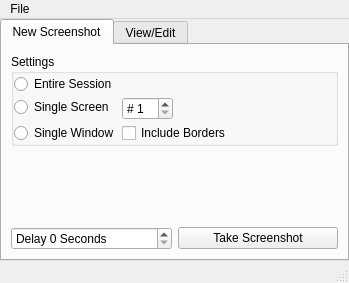
Above: src-qt5/desktop-utils/lumina-screenshot/MainUI.ui from lumina-desktop/lumina before the change. Below: the same form after it.
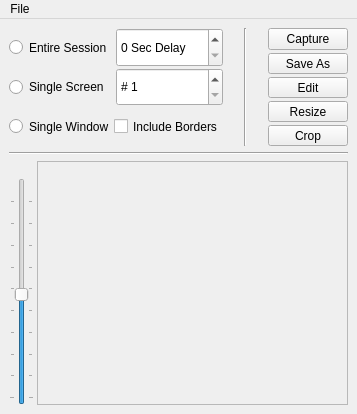
That is the form after the change. The open tabs and pages were chosen to show the change.

Commit message: condense lumina screenshot and remove tabs

Patch:
```diff
--- a/src-qt5/desktop-utils/lumina-screenshot/MainUI.ui
+++ b/src-qt5/desktop-utils/lumina-screenshot/MainUI.ui
@@ -6,91 +6,104 @@
    <rect>
     <x>0</x>
     <y>0</y>
-    <width>349</width>
-    <height>283</height>
+    <width>357</width>
+    <height>414</height>
    </rect>
   </property>
+  <property name="sizePolicy">
+   <sizepolicy hsizetype="Preferred" vsizetype="Preferred">
+    <horstretch>0</horstretch>
+    <verstretch>0</verstretch>
+   </sizepolicy>
+  </property>
   <property name="windowTitle">
    <string>Lumina Screenshot</string>
   </property>
   <widget class="QWidget" name="centralwidget">
-   <layout class="QVBoxLayout" name="verticalLayout">
-    <property name="leftMargin">
-     <number>0</number>
-    </property>
-    <property name="topMargin">
-     <number>0</number>
-    </property>
-    <property name="rightMargin">
-     <number>0</number>
-    </property>
-    <property name="bottomMargin">
-     <number>0</number>
-    </property>
-    <item>
-     <widget class="QTabWidget" name="tabWidget">
-      <property name="currentIndex">
-       <number>1</number>
-      </property>
-      <widget class="QWidget" name="tab_settings">
-       <attribute name="title">
-        <string>New Screenshot</string>
-       </attribute>
        <layout class="QVBoxLayout" name="verticalLayout_3">
         <item>
-         <widget class="QGroupBox" name="group_settings">
-          <property name="title">
-           <string>Settings</string>
-          </property>
-          <layout class="QFormLayout" name="formLayout_2">
-           <property name="horizontalSpacing">
+     <layout class="QHBoxLayout" name="horizontalLayout_5">
+      <property name="spacing">
             <number>3</number>
            </property>
-           <property name="verticalSpacing">
-            <number>3</number>
-           </property>
-           <property name="leftMargin">
-            <number>0</number>
-           </property>
-           <property name="topMargin">
-            <number>0</number>
-           </property>
-           <property name="rightMargin">
+      <property name="sizeConstraint">
+       <enum>QLayout::SetMinimumSize</enum>
+      </property>
+      <item>
+       <layout class="QVBoxLayout" name="verticalLayout_2">
+        <property name="spacing">
+         <number>1</number>
+        </property>
+        <property name="sizeConstraint">
+         <enum>QLayout::SetMinimumSize</enum>
+        </property>
+        <item>
+         <layout class="QHBoxLayout" name="horizontalLayout">
+          <property name="spacing">
             <number>0</number>
            </property>
-           <property name="bottomMargin">
-            <number>0</number>
-           </property>
-           <item row="0" column="0">
+          <property name="sizeConstraint">
+           <enum>QLayout::SetMinimumSize</enum>
+          </property>
+          <item>
             <widget class="QRadioButton" name="radio_all">
+            <property name="sizePolicy">
+             <sizepolicy hsizetype="Minimum" vsizetype="Minimum">
+              <horstretch>0</horstretch>
+              <verstretch>0</verstretch>
+             </sizepolicy>
+            </property>
              <property name="text">
               <string>Entire Session</string>
              </property>
             </widget>
            </item>
-           <item row="1" column="0">
+          <item>
+           <widget class="QSpinBox" name="spin_delay">
+            <property name="sizePolicy">
+             <sizepolicy hsizetype="Minimum" vsizetype="Minimum">
+              <horstretch>0</horstretch>
+              <verstretch>0</verstretch>
+             </sizepolicy>
+            </property>
+            <property name="suffix">
+             <string> Sec Delay</string>
+            </property>
+            <property name="prefix">
+             <string/>
+            </property>
+            <property name="maximum">
+             <number>20</number>
+            </property>
+           </widget>
+          </item>
+         </layout>
+        </item>
+        <item>
+         <layout class="QHBoxLayout" name="horizontalLayout_2">
+          <property name="spacing">
+           <number>0</number>
+          </property>
+          <property name="sizeConstraint">
+           <enum>QLayout::SetMinimumSize</enum>
+          </property>
+          <item>
             <widget class="QRadioButton" name="radio_monitor">
+            <property name="sizePolicy">
+             <sizepolicy hsizetype="Minimum" vsizetype="Minimum">
+              <horstretch>0</horstretch>
+              <verstretch>0</verstretch>
+             </sizepolicy>
+            </property>
              <property name="text">
               <string>Single Screen</string>
              </property>
             </widget>
            </item>
-           <item row="2" column="0">
-            <widget class="QRadioButton" name="radio_window">
-             <property name="text">
-              <string>Single Window</string>
-             </property>
-            </widget>
-           </item>
-           <item row="1" column="1">
-            <layout class="QHBoxLayout" name="horizontalLayout">
-             <property name="spacing">
-              <number>0</number>
-             </property>
              <item>
               <widget class="QSpinBox" name="spin_monitor">
                <property name="sizePolicy">
-                <sizepolicy hsizetype="Minimum" vsizetype="Preferred">
+             <sizepolicy hsizetype="Minimum" vsizetype="Minimum">
                  <horstretch>0</horstretch>
                  <verstretch>0</verstretch>
                 </sizepolicy>
@@ -103,92 +116,154 @@
                </property>
               </widget>
              </item>
-             <item>
-              <spacer name="horizontalSpacer">
-               <property name="orientation">
-                <enum>Qt::Horizontal</enum>
-               </property>
-               <property name="sizeHint" stdset="0">
-                <size>
-                 <width>40</width>
-                 <height>20</height>
-                </size>
-               </property>
-              </spacer>
-             </item>
-            </layout>
-           </item>
-           <item row="2" column="1">
+         </layout>
+        </item>
+        <item>
+         <layout class="QHBoxLayout" name="horizontalLayout_3">
+          <property name="spacing">
+           <number>0</number>
+          </property>
+          <property name="sizeConstraint">
+           <enum>QLayout::SetMinimumSize</enum>
+          </property>
+          <item>
+           <widget class="QRadioButton" name="radio_window">
+            <property name="sizePolicy">
+             <sizepolicy hsizetype="Minimum" vsizetype="Minimum">
+              <horstretch>0</horstretch>
+              <verstretch>0</verstretch>
+             </sizepolicy>
+            </property>
+            <property name="text">
+             <string>Single Window</string>
+            </property>
+           </widget>
+          </item>
+          <item>
             <widget class="QCheckBox" name="check_frame">
+            <property name="sizePolicy">
+             <sizepolicy hsizetype="Minimum" vsizetype="Minimum">
+              <horstretch>0</horstretch>
+              <verstretch>0</verstretch>
+             </sizepolicy>
+            </property>
              <property name="text">
               <string>Include Borders</string>
              </property>
             </widget>
            </item>
           </layout>
-         </widget>
+        </item>
+       </layout>
         </item>
         <item>
-         <spacer name="verticalSpacer">
+       <widget class="Line" name="line">
+        <property name="sizePolicy">
+         <sizepolicy hsizetype="Minimum" vsizetype="Minimum">
+          <horstretch>0</horstretch>
+          <verstretch>0</verstretch>
+         </sizepolicy>
+        </property>
           <property name="orientation">
            <enum>Qt::Vertical</enum>
           </property>
-          <property name="sizeHint" stdset="0">
-           <size>
-            <width>20</width>
-            <height>40</height>
-           </size>
-          </property>
-         </spacer>
-        </item>
-        <item>
-         <layout class="QHBoxLayout" name="horizontalLayout_3">
-          <item>
-           <widget class="QSpinBox" name="spin_delay">
-            <property name="suffix">
-             <string> Seconds</string>
-            </property>
-            <property name="prefix">
-             <string>Delay </string>
-            </property>
-            <property name="maximum">
-             <number>20</number>
-            </property>
-           </widget>
-          </item>
+       </widget>
+      </item>
+      <item>
+       <layout class="QVBoxLayout" name="verticalLayout">
+        <property name="spacing">
+         <number>3</number>
+        </property>
+        <property name="sizeConstraint">
+         <enum>QLayout::SetMinimumSize</enum>
+        </property>
           <item>
            <widget class="QPushButton" name="push_snap">
             <property name="text">
-             <string>Take Screenshot</string>
+           <string>Capture</string>
             </property>
            </widget>
           </item>
-         </layout>
+        <item>
+         <widget class="QToolButton" name="tool_save">
+          <property name="sizePolicy">
+           <sizepolicy hsizetype="Minimum" vsizetype="Fixed">
+            <horstretch>0</horstretch>
+            <verstretch>0</verstretch>
+           </sizepolicy>
+          </property>
+          <property name="text">
+           <string>Save As</string>
+          </property>
+          <property name="toolButtonStyle">
+           <enum>Qt::ToolButtonTextBesideIcon</enum>
+          </property>
+         </widget>
         </item>
-       </layout>
-      </widget>
-      <widget class="QWidget" name="tab_view">
-       <attribute name="title">
-        <string>View/Edit</string>
-       </attribute>
-       <layout class="QVBoxLayout" name="verticalLayout_2">
-        <property name="spacing">
-         <number>3</number>
-        </property>
-        <property name="leftMargin">
-         <number>1</number>
-        </property>
-        <property name="topMargin">
-         <number>1</number>
-        </property>
-        <property name="rightMargin">
-         <number>1</number>
-        </property>
-        <property name="bottomMargin">
-         <number>1</number>
-        </property>
+        <item>
+         <widget class="QToolButton" name="tool_quicksave">
+          <property name="sizePolicy">
+           <sizepolicy hsizetype="Minimum" vsizetype="Fixed">
+            <horstretch>0</horstretch>
+            <verstretch>0</verstretch>
+           </sizepolicy>
+          </property>
+          <property name="text">
+           <string>Edit</string>
+          </property>
+          <property name="toolButtonStyle">
+           <enum>Qt::ToolButtonTextBesideIcon</enum>
+          </property>
+         </widget>
+        </item>
+        <item>
+         <widget class="QToolButton" name="tool_resize">
+          <property name="sizePolicy">
+           <sizepolicy hsizetype="Minimum" vsizetype="Fixed">
+            <horstretch>0</horstretch>
+            <verstretch>0</verstretch>
+           </sizepolicy>
+          </property>
+          <property name="text">
+           <string>Resize</string>
+          </property>
+          <property name="toolButtonStyle">
+           <enum>Qt::ToolButtonTextBesideIcon</enum>
+          </property>
+         </widget>
+        </item>
+        <item>
+         <widget class="QToolButton" name="tool_crop">
+          <property name="sizePolicy">
+           <sizepolicy hsizetype="Minimum" vsizetype="Fixed">
+            <horstretch>0</horstretch>
+            <verstretch>0</verstretch>
+           </sizepolicy>
+          </property>
+          <property name="text">
+           <string>Crop</string>
+          </property>
+          <property name="toolButtonStyle">
+           <enum>Qt::ToolButtonTextBesideIcon</enum>
+          </property>
+         </widget>
+        </item>
+       </layout>
+      </item>
+     </layout>
+    </item>
+    <item>
+     <widget class="Line" name="line_2">
+      <property name="orientation">
+       <enum>Qt::Horizontal</enum>
+      </property>
+     </widget>
+    </item>
         <item>
          <layout class="QHBoxLayout" name="horizontalLayout_4">
+      <property name="spacing">
+       <number>3</number>
+      </property>
           <item>
            <layout class="QVBoxLayout" name="verticalLayout_4">
             <item>
@@ -244,85 +319,41 @@
               <rect>
                <x>0</x>
                <y>0</y>
-               <width>306</width>
-               <height>173</height>
-              </rect>
-             </property>
+           <width>305</width>
+           <height>218</height>
+          </rect>
+         </property>
+         <zorder>tabWidget</zorder>
             </widget>
            </widget>
           </item>
          </layout>
         </item>
-        <item>
-         <layout class="QHBoxLayout" name="horizontalLayout_2">
-          <item>
-           <widget class="QToolButton" name="tool_save">
-            <property name="text">
-             <string>Save As</string>
-            </property>
-            <property name="toolButtonStyle">
-             <enum>Qt::ToolButtonTextUnderIcon</enum>
-            </property>
-           </widget>
-          </item>
-          <item>
-           <widget class="QToolButton" name="tool_quicksave">
-            <property name="text">
-             <string>Launch Editor</string>
-            </property>
-            <property name="toolButtonStyle">
-             <enum>Qt::ToolButtonTextUnderIcon</enum>
-            </property>
-           </widget>
-          </item>
-          <item>
-           <spacer name="horizontalSpacer_2">
-            <property name="orientation">
-             <enum>Qt::Horizontal</enum>
-            </property>
-            <property name="sizeHint" stdset="0">
-             <size>
-              <width>40</width>
-              <height>20</height>
-             </size>
-            </property>
-           </spacer>
-          </item>
-          <item>
-           <widget class="QToolButton" name="tool_crop">
-            <property name="text">
-             <string>Crop</string>
-            </property>
-            <property name="toolButtonStyle">
-             <enum>Qt::ToolButtonTextUnderIcon</enum>
-            </property>
-           </widget>
-          </item>
-          <item>
-           <widget class="QToolButton" name="tool_resize">
-            <property name="text">
-             <string>Resize</string>
-            </property>
-            <property name="toolButtonStyle">
-             <enum>Qt::ToolButtonTextUnderIcon</enum>
-            </property>
-           </widget>
-          </item>
-         </layout>
-        </item>
-       </layout>
-      </widget>
-     </widget>
-    </item>
-   </layout>
-  </widget>
-  <widget class="QStatusBar" name="statusbar"/>
+   </layout>
+   <zorder></zorder>
+   <zorder></zorder>
+   <zorder>group_settings</zorder>
+   <zorder>scrollArea</zorder>
+   <zorder>line</zorder>
+   <zorder>push_snap</zorder>
+   <zorder></zorder>
+   <zorder>push_snap</zorder>
+   <zorder>line</zorder>
+   <zorder>spin_delay</zorder>
+   <zorder>radio_all</zorder>
+   <zorder>radio_monitor</zorder>
+   <zorder>spin_monitor</zorder>
+   <zorder>horizontalSpacer</zorder>
+   <zorder>check_frame</zorder>
+   <zorder>radio_window</zorder>
+   <zorder>line_2</zorder>
+  </widget>
   <widget class="QMenuBar" name="menuBar">
    <property name="geometry">
     <rect>
      <x>0</x>
      <y>0</y>
-     <width>349</width>
+     <width>357</width>
      <height>22</height>
     </rect>
    </property>
```
Lines whose indentation alone changed are shown as unchanged.
